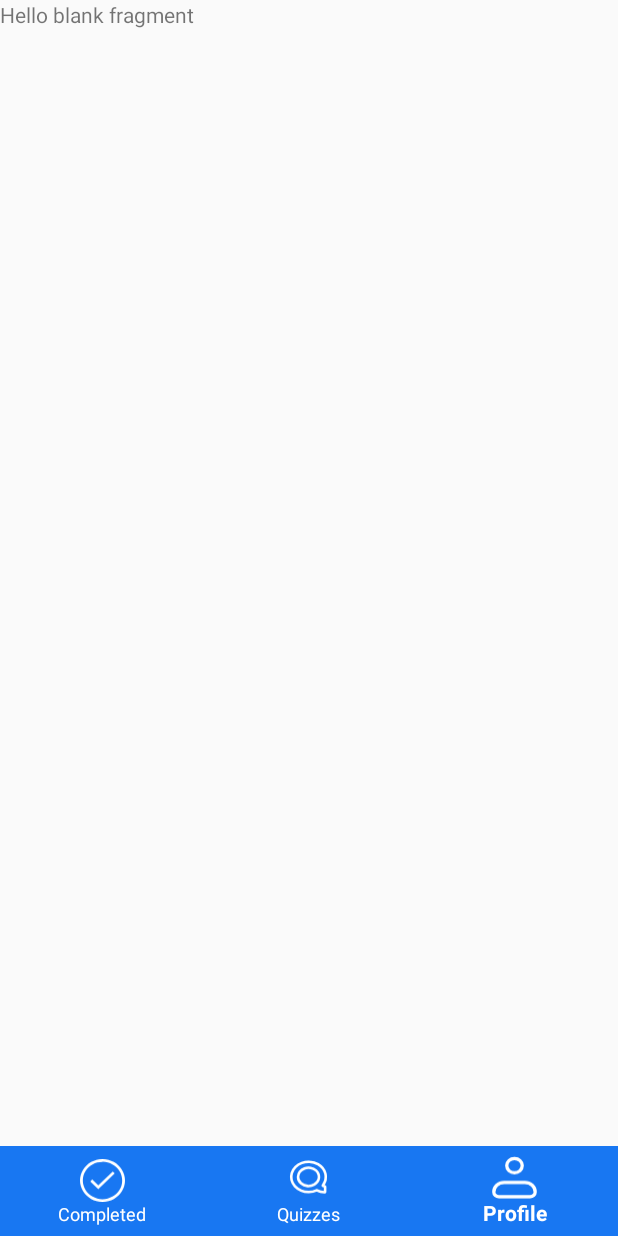
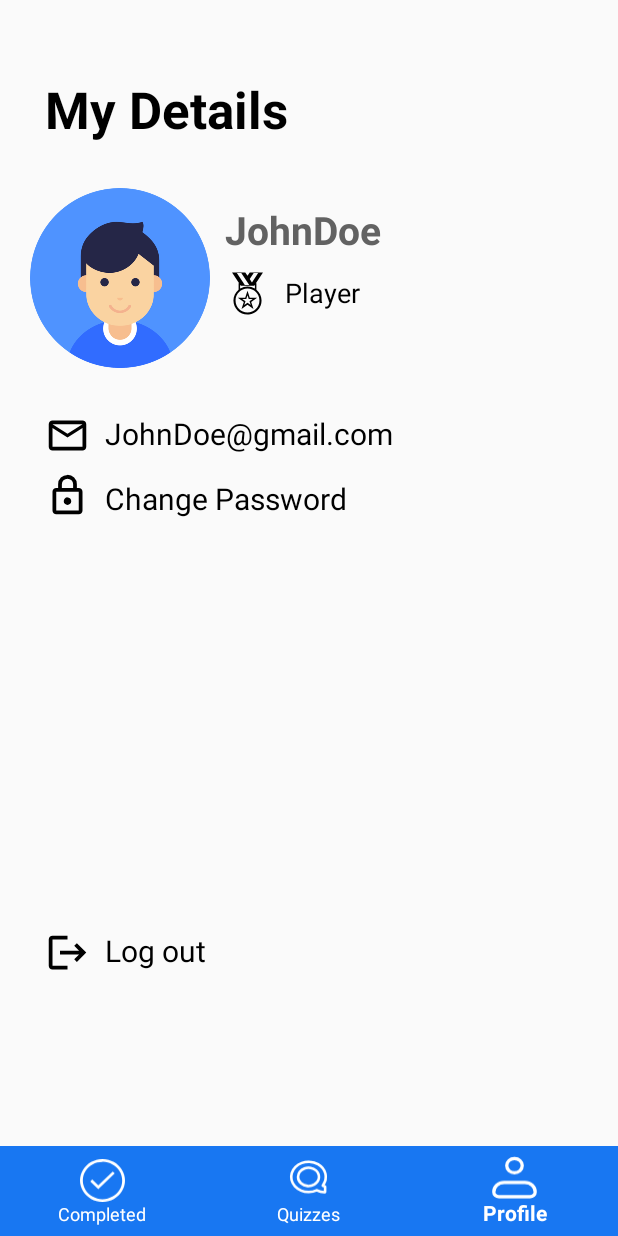
Before and after one commit to Vijay6868/Quiz-Tournament-mobile-app, an Android app: the screen it shows after launch (A_Home), item 3 of the bottom bar chosen, on a phone screen of 412 x 824 dp. Run offline under Robolectric (Android 15) with nearby library versions, the phone set to English and light mode, and no system bars.

Commit message:
fragment quizzes and proifle updated

```diff
--- a/project2/app/src/main/java/com/example/myapplication/F_Quizzes.java
+++ b/project2/app/src/main/java/com/example/myapplication/F_Quizzes.java
@@ -7,6 +7,11 @@ import androidx.fragment.app.Fragment;
 import android.view.LayoutInflater;
 import android.view.View;
 import android.view.ViewGroup;
+import android.widget.AdapterView;
+import android.widget.ArrayAdapter;
+import android.widget.Spinner;
+
+import java.util.ArrayList;
 
 /**
  * A simple {@link Fragment} subclass.
@@ -54,11 +59,41 @@ public class F_Quizzes extends Fragment {
             mParam2 = getArguments().getString(ARG_PARAM2);
         }
     }
-
+//============================================================================================
+    Spinner sp_quiz_selection;
+    View view;
     @Override
     public View onCreateView(LayoutInflater inflater, ViewGroup container,
                              Bundle savedInstanceState) {
         // Inflate the layout for this fragment
-        return inflater.inflate(R.layout.fragment_f__quizzes, container, false);
+         view = inflater.inflate(R.layout.fragment_f__quizzes, container, false);
+        handleQuizSelectionSpin();
+        return view;
     }
+    public void handleQuizSelectionSpin(){
+        sp_quiz_selection = view.findViewById(R.id.sp_quizzes);
+
+
+        sp_quiz_selection.setOnItemSelectedListener(new AdapterView.OnItemSelectedListener() {
+            @Override
+            public void onItemSelected(AdapterView<?> parent, View view, int position, long id) {
+
+            }
+
+            @Override
+            public void onNothingSelected(AdapterView<?> parent) {
+
+            }
+
+        });
+        ArrayList<String> options = new ArrayList<>();
+        options.add("ONGOING QUIZZES");
+        options.add("COMING QUIZZES");
+        options.add("PAST QUIZZES");
+        options.add("ALL QUIZZES");
+        ArrayAdapter<String> adapter = new ArrayAdapter<>(getContext(), R.layout.spinner_item_layout, options);
+        //adapter.setDropDownViewResource(R.layout.se);
+        sp_quiz_selection.setAdapter(adapter);
+    }
+
 }
--- /dev/null
+++ b/project2/app/src/main/res/drawable/ic_change_password.xml
@@ -0,0 +1,9 @@
+<vector xmlns:android="http://schemas.android.com/apk/res/android"
+    android:width="48dp"
+    android:height="48dp"
+    android:viewportWidth="24"
+    android:viewportHeight="24">
+  <path
+      android:pathData="M6,22q-0.825,0 -1.412,-0.587T4,20L4,10q0,-0.825 0.588,-1.412T6,8h1L7,6q0,-2.075 1.463,-3.537T12,1t3.538,1.463T17,6v2h1q0.825,0 1.413,0.588T20,10v10q0,0.825 -0.587,1.413T18,22zM6,20h12L18,10L6,10zM12,17q0.825,0 1.413,-0.587T14,15t-0.587,-1.412T12,13t-1.412,0.588T10,15t0.588,1.413T12,17M9,8h6L15,6q0,-1.25 -0.875,-2.125T12,3t-2.125,0.875T9,6zM6,20L6,10z"
+      android:fillColor="#000000"/>
+</vector>
--- /dev/null
+++ b/project2/app/src/main/res/drawable/ic_log_out.xml
@@ -0,0 +1,9 @@
+<vector xmlns:android="http://schemas.android.com/apk/res/android"
+    android:width="48dp"
+    android:height="48dp"
+    android:viewportWidth="24"
+    android:viewportHeight="24">
+  <path
+      android:pathData="m17,7l-1.41,1.41L18.17,11H8v2h10.17l-2.58,2.58L17,17l5,-5M4,5h8V3H4c-1.1,0 -2,0.9 -2,2v14c0,1.1 0.9,2 2,2h8v-2H4z"
+      android:fillColor="#000000"/>
+</vector>
--- /dev/null
+++ b/project2/app/src/main/res/drawable/ic_mail.xml
@@ -0,0 +1,9 @@
+<vector xmlns:android="http://schemas.android.com/apk/res/android"
+    android:width="48dp"
+    android:height="48dp"
+    android:viewportWidth="24"
+    android:viewportHeight="24">
+  <path
+      android:pathData="M4,20q-0.825,0 -1.412,-0.587T2,18L2,6q0,-0.825 0.588,-1.412T4,4h16q0.825,0 1.413,0.588T22,6v12q0,0.825 -0.587,1.413T20,20zM12,13L4,8v10h16L20,8zM12,11l8,-5L4,6zM4,8L4,6v12z"
+      android:fillColor="#000000"/>
+</vector>
--- /dev/null
+++ b/project2/app/src/main/res/drawable/ic_usertype.xml
@@ -0,0 +1,12 @@
+<vector xmlns:android="http://schemas.android.com/apk/res/android"
+    android:width="24dp"
+    android:height="24dp"
+    android:viewportWidth="64"
+    android:viewportHeight="64">
+  <path
+      android:pathData="m32.001,27.927l-3.246,9.989L18.251,37.916l8.498,6.174l-3.248,9.988l8.5,-6.172l8.498,6.172l-3.248,-9.988l8.498,-6.174L35.245,37.916zM34.839,43.047l1.752,5.396l-4.59,-3.336l-4.594,3.336l1.756,-5.396l-4.592,-3.336h5.676l1.754,-5.396l1.754,5.396h5.674z"
+      android:fillColor="#000000"/>
+  <path
+      android:pathData="M44.657,26.519v-8.698c0,-0.364 -0.199,-0.67 -0.481,-0.86L54,2L35.165,2l-3.164,4.746L28.837,2L10,2l9.823,14.96a1.04,1.04 0,0 0,-0.48 0.861v8.698C14.862,30.187 12,35.758 12,42c0,11.045 8.955,20 20,20h0.001c0.681,0 1.354,-0.035 2.017,-0.102C44.115,60.887 52,52.365 52,42c0,-6.242 -2.862,-11.813 -7.343,-15.481M40.826,3h6.328l-8.825,13.239l-3.164,-4.746zM41.493,20.985l0.973,-1.458c0.052,0.125 0.082,0.261 0.082,0.404v4.219a0.994,0.994 0,0 1,-0.297 0.7C39.251,23.052 35.752,22 32,22a19.87,19.87 0,0 0,-10.251 2.851a0.996,0.996 0,0 1,-0.297 -0.701v-4.219c0,-0.143 0.03,-0.28 0.082,-0.404l0.973,1.459zM16.846,3h6.328l11.324,16.985L28.17,19.985zM32,59c-9.388,0 -17,-7.611 -17,-17s7.612,-17 17,-17s17,7.611 17,17s-7.612,17 -17,17"
+      android:fillColor="#000000"/>
+</vector>
--- a/project2/app/src/main/res/layout/fragment_f__profile.xml
+++ b/project2/app/src/main/res/layout/fragment_f__profile.xml
@@ -6,9 +6,110 @@
     tools:context=".F_Profile">
 
     <!-- TODO: Update blank fragment layout -->
-    <TextView
+    <RelativeLayout
+        android:id="@+id/rl_1"
         android:layout_width="match_parent"
-        android:layout_height="match_parent"
-        android:text="@string/hello_blank_fragment" />
+        android:layout_height="wrap_content"
+        android:layout_marginTop="20dp">
+
+        <TextView
+            android:id="@+id/lb_my_details"
+            style="@style/label_heading"
+            android:layout_width="match_parent"
+            android:layout_height="wrap_content"
+            android:layout_marginStart="30dp"
+            android:layout_marginTop="30dp"
+            android:layout_marginEnd="30dp"
+            android:layout_marginBottom="30dp"
+            android:text="My Details" />
+
+        <ImageView
+            android:id="@+id/ic_profile"
+            android:layout_width="120dp"
+            android:layout_height="120dp"
+            android:src="@drawable/ic_profile"
+            android:layout_below="@id/lb_my_details"
+            android:layout_marginLeft="20dp"
+            />
+        <TextView
+            android:id="@+id/lb_full_name"
+            android:layout_width="wrap_content"
+            android:layout_height="wrap_content"
+            android:text="JohnDoe"
+            style="@style/label_color"
+            android:layout_toRightOf="@id/ic_profile"
+            android:layout_below="@id/lb_my_details"
+            android:layout_marginTop="10dp"
+            android:textSize="26dp"
+            android:layout_marginLeft="10dp"/>
+
+        <ImageView
+            android:id="@+id/ic_user_type"
+            android:layout_width="30dp"
+            android:layout_height="30dp"
+            android:layout_below="@id/lb_full_name"
+            android:layout_marginStart="10dp"
+            android:layout_marginTop="10dp"
+            android:layout_marginEnd="10dp"
+            android:layout_marginBottom="10dp"
+            android:layout_toRightOf="@id/ic_profile"
+            android:src="@drawable/ic_usertype" />
+        <TextView
+            android:layout_width="wrap_content"
+            android:layout_height="wrap_content"
+            android:text="Player"
+            android:textColor="@color/black"
+            android:layout_below="@+id/lb_full_name"
+            android:layout_toRightOf="@+id/ic_user_type"
+            android:layout_marginTop="12dp"
+            android:textSize="18sp"
+            android:id="@+id/lb_userType"/>
+        <RelativeLayout
+            android:layout_width="match_parent"
+            android:layout_height="match_parent"
+            android:layout_below="@id/ic_profile"
+            android:paddingTop="20dp">
+            <ImageView
+                android:id="@+id/ic_mail"
+                style="@style/user_details_icon"
+                android:src="@drawable/ic_mail"/>
+            <TextView
+                android:id="@+id/lb_email"
+                style="@style/user_details"
+                android:text="JohnDoe@gmail.com"
+                android:layout_toRightOf="@id/ic_mail"/>
+            <ImageView
+                android:id="@+id/ic_password"
+                style="@style/user_details_icon"
+                android:src="@drawable/ic_change_password"
+                android:layout_below="@id/ic_mail"/>
+            <TextView
+                android:id="@+id/lb_bookings"
+                style="@style/user_details"
+                android:text="Change Password"
+                android:layout_toRightOf="@id/ic_password"
+                android:layout_below="@id/lb_email"
+                android:layout_marginTop="16dp"/>
+
+
+
+            </RelativeLayout>
+
+            <ImageView
+                android:layout_marginTop="600dp"
+                android:id="@+id/ic_logout"
+                style="@style/user_details_icon"
+                android:src="@drawable/ic_log_out"/>
+
+            <TextView
+                android:id="@+id/lb_logOut"
+                style="@style/user_details"
+                android:text="Log out"
+                android:layout_toRightOf="@id/ic_logout"
+
+                android:layout_marginTop="600dp"/>
+
+        </RelativeLayout>
+
 
 </FrameLayout>
--- /dev/null
+++ b/project2/app/src/main/res/layout/spinner_item_layout.xml
@@ -0,0 +1,9 @@
+<?xml version="1.0" encoding="utf-8"?>
+<TextView xmlns:android="http://schemas.android.com/apk/res/android"
+    android:id="@+id/textView"
+    android:layout_width="330dp"
+    android:layout_height="50dp"
+    android:textColor="@color/white"
+    android:gravity="center"
+    android:background="@drawable/bg_button_1"
+    android:textSize="18sp" />
```
Also changed, not shown: project2/app/src/main/res/drawable/ic_profile.png (added).
